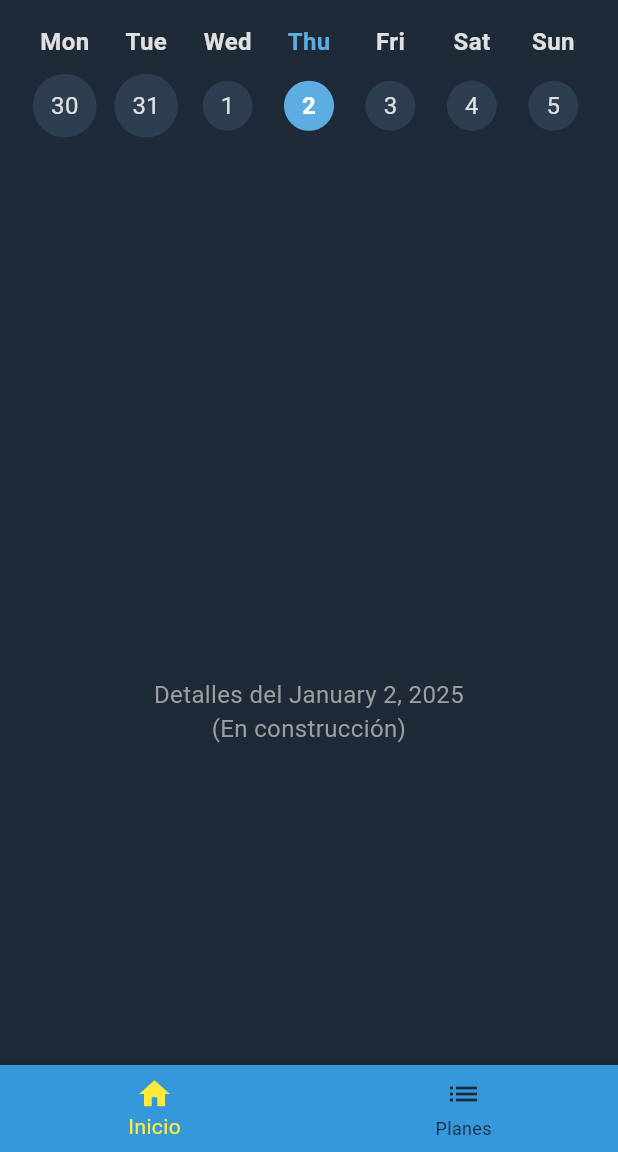
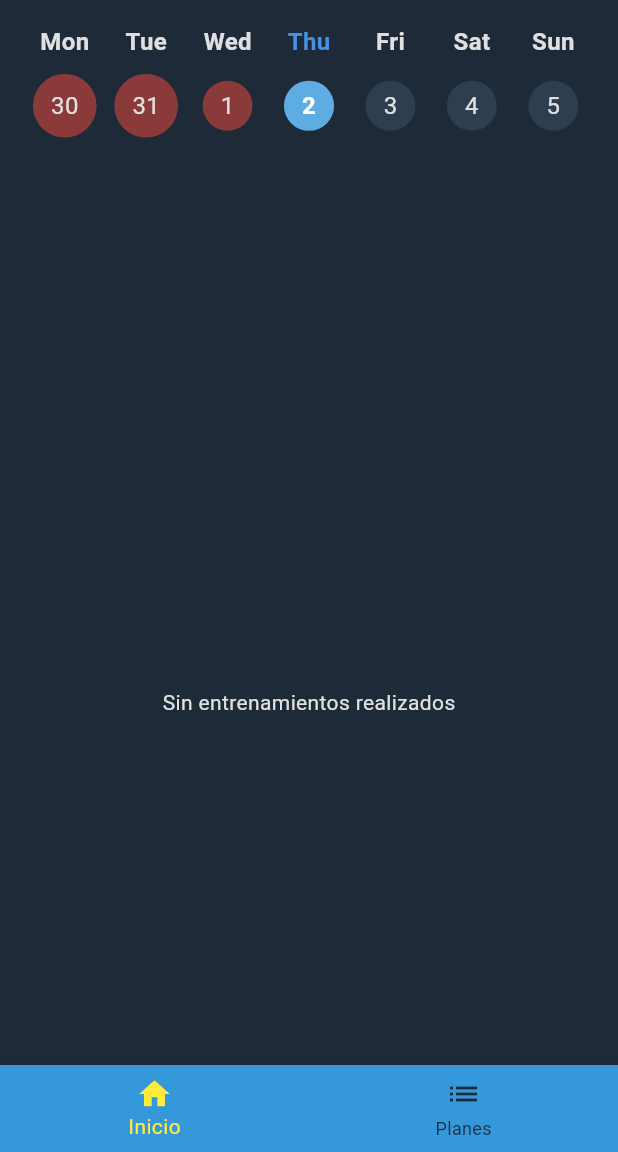
Before and after one commit to valerogarte/vagfit-app, a Flutter app: the MyHomePage screen opened directly, on a phone screen of 412 x 824 dp, the part 84-1236 px from its top. Run offline on Flutter 3.47's test engine with Material 3 defaults, Android fonts, the phone set to English and light mode, and no system bars; our stand-ins replace flutter_tts, shared_preferences; accounts and stored records are empty; network calls fail.

Commit message:
Inicio page

```diff
--- a/lib/screens/inicio.dart
+++ b/lib/screens/inicio.dart
@@ -3,6 +3,7 @@
 import 'package:flutter/material.dart';
 import 'package:intl/intl.dart'; // Para formatear fechas
 import '../utils/colors.dart'; // Importa tus colores personalizados
+import '../services/api_service.dart';
 
 class InicioPage extends StatefulWidget {
   const InicioPage({super.key});
@@ -13,6 +14,27 @@ class InicioPage extends StatefulWidget {
 
 class _InicioPageState extends State<InicioPage> {
   DateTime _selectedDate = DateTime.now();
+  List<dynamic> _resumenEntrenamientos = [];
+  Set<DateTime> _diasEntrenados = {};
+
+  @override
+  void initState() {
+    super.initState();
+    _cargarResumenEntrenamientos();
+  }
+
+  void _cargarResumenEntrenamientos() async {
+    final api = ApiService();
+    final data = await api.fetchResumenSemana();
+    if (data != null && mounted) {
+      setState(() {
+        _resumenEntrenamientos = data['summary'] ?? [];
+        _diasEntrenados = _resumenEntrenamientos.where((entrenamiento) => entrenamiento['inicio'] != null).map((entrenamiento) {
+          return DateTime.parse(entrenamiento['inicio']).toLocal();
+        }).toSet();
+      });
+    }
+  }
 
   // Función para obtener la fecha de inicio (lunes) de la semana actual
   DateTime _getStartOfWeek(DateTime date) {
@@ -43,12 +65,10 @@ class _InicioPageState extends State<InicioPage> {
               child: Row(
                 mainAxisAlignment: MainAxisAlignment.spaceBetween,
                 children: weekDates.map((date) {
-                  bool isToday = date.day == today.day &&
-                      date.month == today.month &&
-                      date.year == today.year;
-                  bool isSelected = date.day == _selectedDate.day &&
-                      date.month == _selectedDate.month &&
-                      date.year == _selectedDate.year;
+                  bool isToday = date.day == today.day && date.month == today.month && date.year == today.year;
+                  bool isSelected = date.day == _selectedDate.day && date.month == _selectedDate.month && date.year == _selectedDate.year;
+                  bool hasTrained = _diasEntrenados.any((d) => d.day == date.day && d.month == date.month && d.year == date.year);
+                  bool isFuture = date.isAfter(today);
 
                   return Expanded(
                     child: GestureDetector(
@@ -60,15 +80,11 @@ class _InicioPageState extends State<InicioPage> {
                       child: Column(
                         children: [
                           Text(
-                            DateFormat.E()
-                                .format(date), // Nombre abreviado del día
+                            DateFormat.E().format(date), // Nombre abreviado del día
                             style: TextStyle(
                               fontSize: 16,
                               fontWeight: FontWeight.bold,
-                              color: isToday
-                                  ? AppColors.accentColor
-                                  : AppColors
-                                      .textColor, // Resaltar el día actual
+                              color: isToday ? AppColors.intermediateAccentColor : AppColors.textColor, // Resaltar el día actual
                             ),
                           ),
                           const SizedBox(height: 8),
@@ -76,9 +92,13 @@ class _InicioPageState extends State<InicioPage> {
                             decoration: BoxDecoration(
                               color: isSelected
                                   ? AppColors.accentColor
-                                  : isToday
-                                      ? AppColors.accentColor.withOpacity(0.5)
-                                      : AppColors.cardBackground,
+                                  : isFuture
+                                      ? AppColors.cardBackground
+                                      : isToday
+                                          ? AppColors.intermediateAccentColor
+                                          : hasTrained
+                                              ? AppColors.mutedWarning
+                                              : AppColors.mutedRed,
                               shape: BoxShape.circle,
                             ),
                             padding: const EdgeInsets.all(12.0),
@@ -86,12 +106,8 @@ class _InicioPageState extends State<InicioPage> {
                               DateFormat.d().format(date), // Día del mes
                               style: TextStyle(
                                 fontSize: 16,
-                                color: isSelected
-                                    ? AppColors.whiteText
-                                    : AppColors.textColor,
-                                fontWeight: isSelected
-                                    ? FontWeight.bold
-                                    : FontWeight.normal,
+                                color: isSelected ? AppColors.whiteText : AppColors.textColor,
+                                fontWeight: isSelected ? FontWeight.bold : FontWeight.normal,
                               ),
                             ),
                           ),
@@ -102,17 +118,56 @@ class _InicioPageState extends State<InicioPage> {
                 }).toList(),
               ),
             ),
-            const SizedBox(height: 20),
-            // Placeholder para el contenido adicional, como gráficos o detalles del día seleccionado
             Expanded(
               flex: 2,
-              child: Center(
-                child: Text(
-                  'Detalles del ${DateFormat.yMMMMd().format(_selectedDate)}\n(En construcción)',
-                  style: const TextStyle(fontSize: 16, color: Colors.grey),
-                  textAlign: TextAlign.center,
-                ),
-              ),
+              child: _resumenEntrenamientos.isEmpty
+                  ? Center(child: Text('Sin entrenamientos realizados'))
+                  : ListView.builder(
+                      itemCount: _resumenEntrenamientos.length,
+                      itemBuilder: (context, index) {
+                        final entrenamiento = _resumenEntrenamientos[index];
+                        return Container(
+                          margin: const EdgeInsets.symmetric(vertical: 8.0),
+                          padding: const EdgeInsets.all(12.0),
+                          decoration: BoxDecoration(
+                            color: AppColors.cardBackground,
+                            borderRadius: BorderRadius.circular(20.0),
+                          ),
+                          child: ListTile(
+                            title: Text(
+                              entrenamiento['titulo'],
+                              style: TextStyle(color: AppColors.whiteText),
+                            ),
+                            subtitle: Column(
+                              crossAxisAlignment: CrossAxisAlignment.start,
+                              children: [
+                                Row(
+                                  children: [
+                                    Icon(Icons.timer, color: AppColors.textColor),
+                                    const SizedBox(width: 8),
+                                    Text(
+                                      entrenamiento['duracion'],
+                                      style: TextStyle(color: AppColors.textColor),
+                                    ),
+                                  ],
+                                ),
+                                const SizedBox(height: 4),
+                                Row(
+                                  children: [
+                                    Icon(Icons.calendar_today, color: AppColors.textColor),
+                                    const SizedBox(width: 8),
+                                    Text(
+                                      entrenamiento['tiempo_transcurrido'],
+                                      style: TextStyle(color: AppColors.textColor),
+                                    ),
+                                  ],
+                                ),
+                              ],
+                            ),
+                          ),
+                        );
+                      },
+                    ),
             ),
           ],
         ),
--- a/lib/utils/colors.dart
+++ b/lib/utils/colors.dart
@@ -10,11 +10,13 @@ class AppColors {
   static const Color cardBackground = Color(0xFF2C3E50); // Azul oscuro grisáceo
 
   // Fondo del AppBar
-  static const Color appBarBackground =
-      Color.fromARGB(255, 59, 96, 132); // Azul oscuro
+  static const Color appBarBackground = Color.fromARGB(255, 59, 96, 132); // Azul oscuro
 
   /// Color de acento para botones y elementos destacables
   static const Color accentColor = Color(0xFF5DADE2); // Azul claro brillante
+
+  /// Color intermedio entre accentColor y cardBackground
+  static const Color intermediateAccentColor = Color(0xFF4A90E2); // Azul intermedio
 
   /// Color del texto principal
   static const Color textColor = Color(0xFFE0E0E0); // Gris claro
@@ -22,8 +24,14 @@ class AppColors {
   // Color mensaje de error
   static const Color advertencia = Colors.yellow; // Amarillo
 
+  /// Amarillo más apagado que tira hacia el verde y el cardBackground
+  static const Color mutedWarning = Color(0xFF9A9B1F); // Amarillo verdoso apagado
+
   // Color advertencia
   static const Color deleteColor = Color(0xFFE74C3C); // Rojo brillante
+
+  /// Rojo más apagado que tira hacia el cardBackground
+  static const Color mutedRed = Color(0xFF8B3A3A); // Rojo apagado
 
   /// Color del texto en elementos destacados o blancos
   static const Color whiteText = Color(0xFFFFFFFF); // Blanco puro
```
Also changed, not shown: lib/screens/ejercicios/ejercicios_listado.dart (+35 -86 lines), lib/services/api_service.dart (+8 -0 lines).
